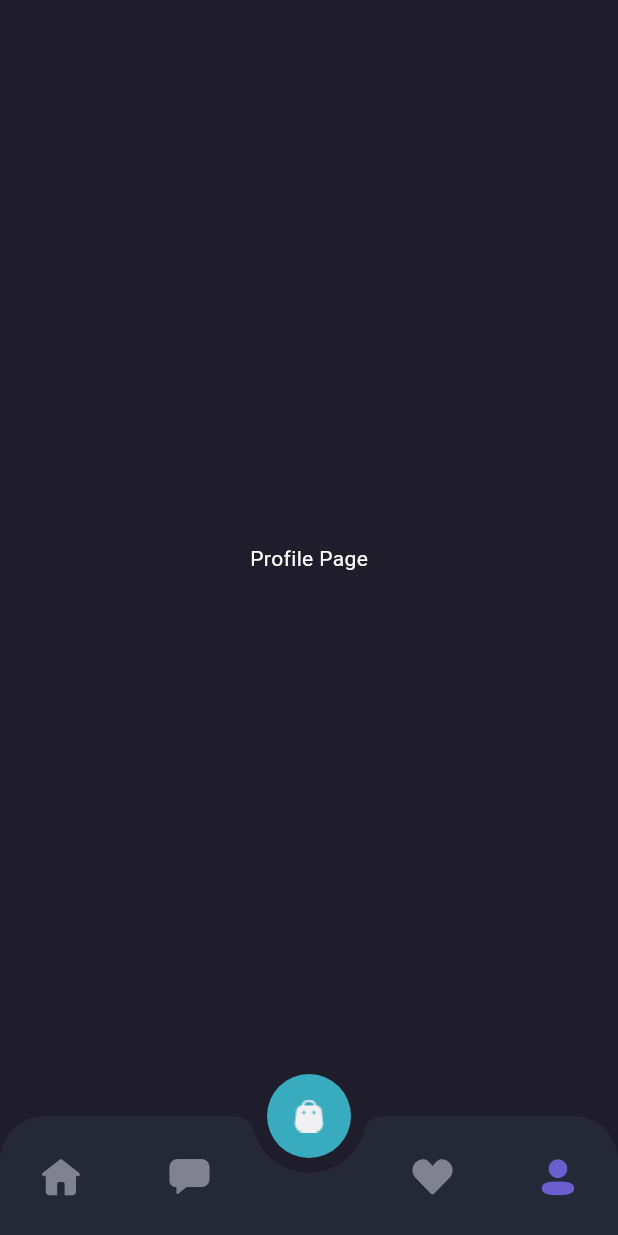
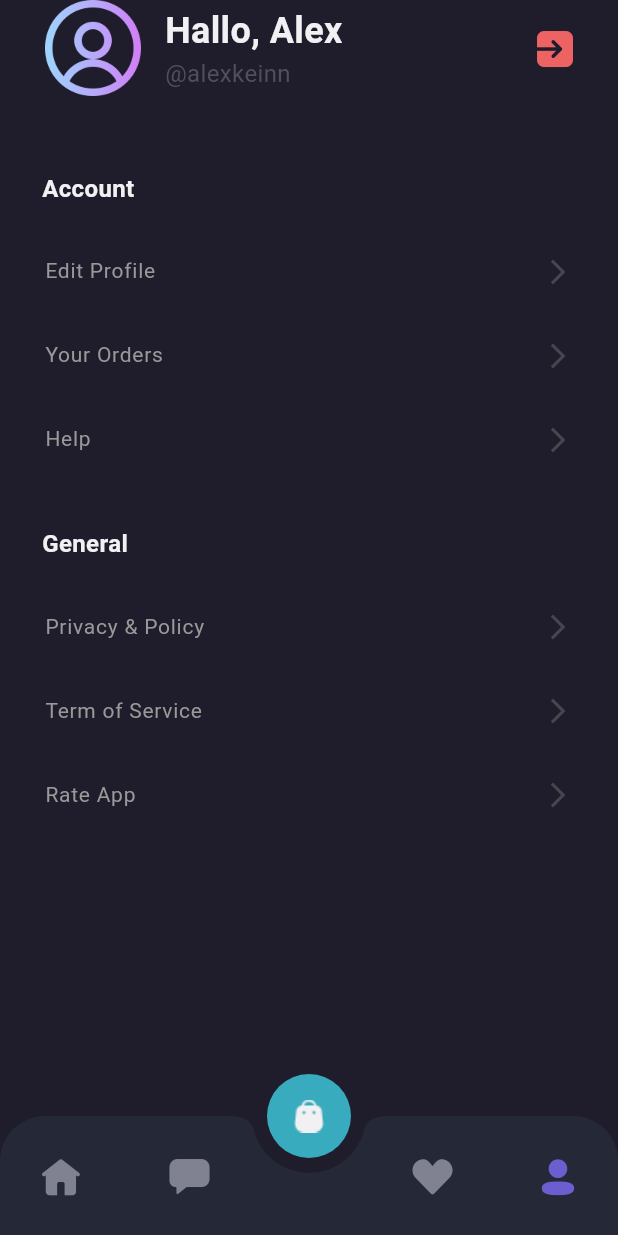
Before and after one commit to haidar-miqdad/first_skl_eleven_grade, a Flutter app: the screen it shows after launch, item 4 of the bottom bar chosen, on a phone screen of 412 x 824 dp. Run offline on Flutter 3.47's test engine with Material 3 defaults, Android fonts, the light colour scheme and no system bars.

Commit message:
feat: profile page on bottom appbar

```diff
--- a/lib/features/profile/page.dart
+++ /dev/null
@@ -1,18 +0,0 @@
-
-import 'package:flutter/material.dart';
-
-class ProfilePage extends StatelessWidget {
-  const ProfilePage({super.key});
-
-  @override
-  Widget build(BuildContext context) {
-    return const Center(
-      child: Text(
-        'Profile Page',
-        style: TextStyle(
-          color: Colors.white,
-        ),
-      ),
-    );
-  }
-}
--- /dev/null
+++ b/lib/features/profile/pages/index/page.dart
@@ -0,0 +1,78 @@
+import 'package:ecommerce_eleven_grade/preferences/colors.dart';
+import 'package:ecommerce_eleven_grade/preferences/icons.dart';
+import 'package:flutter/material.dart';
+
+import '../../widgets/profile_item.dart';
+
+class ProfilePage extends StatelessWidget {
+  const ProfilePage({super.key});
+
+  @override
+  Widget build(BuildContext context) {
+    return SafeArea(
+      child: Column(
+        children: [
+          Padding(
+            padding: const EdgeInsets.symmetric(horizontal: 30.0),
+            child: Row(
+              children: [
+                Image.asset('assets/images/profile.png', width: 64,),
+                const SizedBox(width: 16,),
+                const Expanded(
+                  child: Column(
+                    crossAxisAlignment: CrossAxisAlignment.start,
+                    children: [
+                      Text('Hallo, Alex', style: TextStyle(
+                        fontWeight: FontWeight.w600,
+                        color: AppColor.whiteText,
+                        fontSize: 24
+                      ),),
+                      Text('@alexkeinn', style: TextStyle(
+                        fontSize: 16,
+                        fontWeight: FontWeight.w400,
+                        color: AppColor.greyText
+                      ),)
+                    ],
+                  ),
+                ),
+                const Icon(CustomIcon.exit, color: Color(0xffED6363))
+              ],
+            ),
+          ),
+          const SizedBox(height: 50,),
+          const Column(
+            crossAxisAlignment: CrossAxisAlignment.start,
+            children: [
+              Padding(
+                padding: EdgeInsets.symmetric(horizontal: 28.0),
+                child: Text('Account', style: TextStyle(
+                  fontSize: 16,
+                  fontWeight: FontWeight.w600,
+                  color: AppColor.whiteText
+                ),),
+              ),
+              SizedBox(height: 16,),
+              ProfileItem(title: 'Edit Profile'),
+              ProfileItem(title: 'Your Orders'),
+              ProfileItem(title: 'Help'),
+              SizedBox(height: 30,),
+              Padding(
+                padding: EdgeInsets.symmetric(horizontal: 28.0),
+                child: Text('General', style: TextStyle(
+                    fontSize: 16,
+                    fontWeight: FontWeight.w600,
+                    color: AppColor.whiteText
+                ),),
+              ),
+              SizedBox(height: 16,),
+              ProfileItem(title: 'Privacy & Policy'),
+              ProfileItem(title: 'Term of Service'),
+              ProfileItem(title: 'Rate App'),
+            ],
+          )
+
+        ],
+      ),
+    );
+  }
+}
--- /dev/null
+++ b/lib/features/profile/widgets/profile_item.dart
@@ -0,0 +1,28 @@
+
+
+import 'package:flutter/material.dart';
+
+import '../../../preferences/colors.dart';
+
+class ProfileItem extends StatelessWidget {
+  const ProfileItem({
+    super.key,
+    required this.title
+  });
+
+  final String title;
+
+  @override
+  Widget build(BuildContext context) {
+    return ListTile(
+      contentPadding: const EdgeInsets.symmetric(horizontal: 30, ),
+      title: Text(title, style: const TextStyle(
+          fontSize: 14,
+          fontWeight: FontWeight.w400,
+          color: AppColor.silverText
+      ),),
+      onTap: () {},
+      trailing: const Icon(Icons.arrow_forward_ios, size:20,),
+    );
+  }
+}
--- a/lib/main.dart
+++ b/lib/main.dart
@@ -1,6 +1,6 @@
-import 'package:ecommerce_eleven_grade/features/favorite/page.dart';
-import 'package:ecommerce_eleven_grade/features/message/page.dart';
-import 'package:ecommerce_eleven_grade/features/profile/page.dart';
+import 'package:ecommerce_eleven_grade/features/favorite/pages/index/page.dart';
+import 'package:ecommerce_eleven_grade/features/message/pages/index/page.dart';
+import 'package:ecommerce_eleven_grade/features/profile/pages/index/page.dart';
 import 'package:ecommerce_eleven_grade/features/home/pages/index/page.dart';
 
 import 'preferences/preferences.dart';
--- a/lib/preferences/colors.dart
+++ b/lib/preferences/colors.dart
@@ -13,5 +13,6 @@ class AppColor {
   static const Color blackText = Color(0xff2E2E2E);
   static const Color blueText = Color(0xff2C96F1);
 
-
+  static const Color primaryBackground = Color(0xff1F1D2B);
+  static const Color secondaryBackground = Color(0xff252836);
 }
```
Also changed, not shown: lib/features/favorite/page.dart (deleted, +0 -18 lines), lib/features/favorite/pages/index/page.dart (added, +68 -0 lines), lib/features/message/page.dart (deleted, +0 -18 lines), lib/features/message/pages/index/page.dart (added, +68 -0 lines), assets/images/cartImage.png (added), assets/images/headsetImage.png (added), assets/images/loveImage.png (added).
